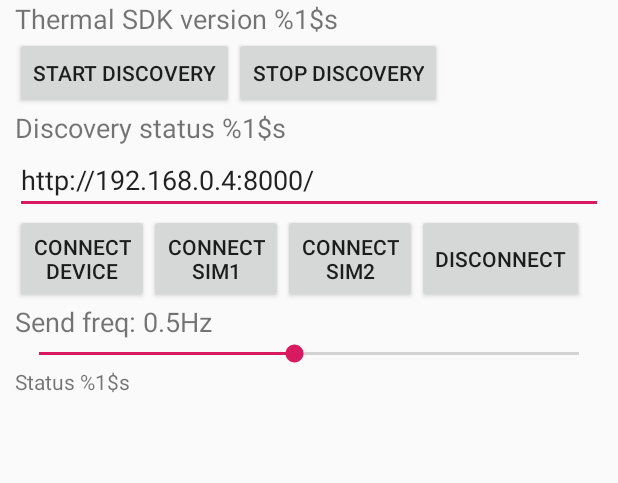
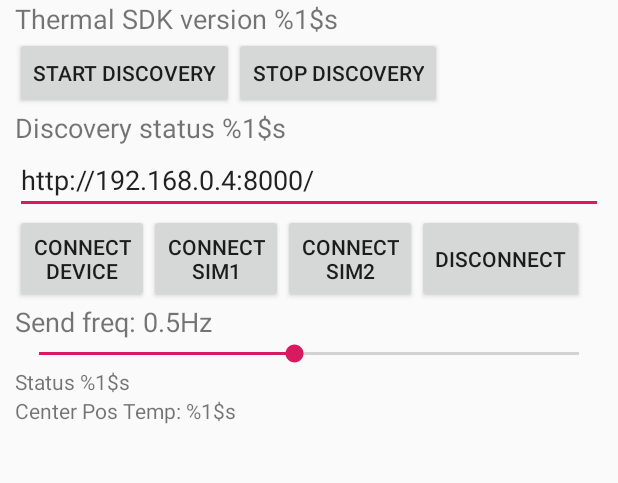
Before and after one commit to anh0001/AwasCovid-Android, an Android app: the screen it shows after launch (MainActivity), on a phone screen of 412 x 824 dp, the part 210-693 px from its top. Run offline under Robolectric (Android 15) with nearby library versions, the phone set to English and light mode, and no system bars; libraries missing offline, so code that uses them is left out: com.flir.thermalsdk; 3 statements that could not run were skipped.

Commit message:
Added temperature measurement

```diff
--- a/app/src/main/AndroidManifest.xml
+++ b/app/src/main/AndroidManifest.xml
@@ -5,6 +5,8 @@
     <!-- some hw might not support Usb Host mode so it's recommended to add this -->
     <uses-feature android:name="android.hardware.usb.host" />
     <uses-permission android:name="android.permission.INTERNET" />
+    <uses-permission android:name="android.permission.READ_EXTERNAL_STORAGE" />
+    <uses-permission android:name="android.permission.WRITE_EXTERNAL_STORAGE"/>
 
     <application
         android:allowBackup="true"
--- a/app/src/main/java/com/samples/flironecamera/ApiServices.java
+++ b/app/src/main/java/com/samples/flironecamera/ApiServices.java
@@ -1,4 +1,6 @@
 package com.samples.flironecamera;
+
+import java.util.List;
 
 import okhttp3.MultipartBody;
 import okhttp3.RequestBody;
@@ -13,5 +15,9 @@ import retrofit2.http.Part;
 public interface ApiServices {
     @Multipart
     @POST("api/image/")
-    Call<String> sendImage (@Part("device_id") String strDevId, @Part MultipartBody.Part photoImage, @Part MultipartBody.Part thermalImage);
+    Call<String> sendImage(@Part("device_id") String strDevId,
+                           @Part("min_temperature") int minTemperature,
+                           @Part("max_temperature") int maxTemperature,
+                           @Part MultipartBody.Part photoImage,
+                           @Part MultipartBody.Part thermalImage);
 }
--- a/app/src/main/java/com/samples/flironecamera/CameraHandler.java
+++ b/app/src/main/java/com/samples/flironecamera/CameraHandler.java
@@ -10,11 +10,18 @@
 package com.samples.flironecamera;
 
 import android.graphics.Bitmap;
+import android.graphics.Color;
+import android.os.Environment;
 import android.util.Log;
 
 import com.flir.thermalsdk.androidsdk.image.BitmapAndroid;
+import com.flir.thermalsdk.image.Point;
+import com.flir.thermalsdk.image.Rectangle;
+import com.flir.thermalsdk.image.TemperatureUnit;
 import com.flir.thermalsdk.image.ThermalImage;
 import com.flir.thermalsdk.image.fusion.FusionMode;
+import com.flir.thermalsdk.image.palettes.Palette;
+import com.flir.thermalsdk.image.palettes.PaletteManager;
 import com.flir.thermalsdk.live.Camera;
 import com.flir.thermalsdk.live.CommunicationInterface;
 import com.flir.thermalsdk.live.Identity;
@@ -26,6 +33,8 @@ import com.flir.thermalsdk.live.streaming.ThermalImageStreamListener;
 import org.jetbrains.annotations.Nullable;
 
 import java.io.IOException;
+import java.util.ArrayList;
+import java.util.Arrays;
 import java.util.Collections;
 import java.util.LinkedList;
 import java.util.List;
@@ -59,7 +68,8 @@ class CameraHandler {
 
     public interface StreamDataListener {
         void images(FrameDataHolder dataHolder);
-        void images(Bitmap msxBitmap, Bitmap dcBitmap);
+
+        void images(Bitmap msxBitmap, Bitmap dcBitmap, Bitmap temperatureBitmap, double minTemp, double maxTemp);
     }
 
     //Discovered FLIR cameras
@@ -71,6 +81,7 @@ class CameraHandler {
 
     public interface DiscoveryStatus {
         void started();
+
         void stopped();
     }
 
@@ -210,18 +221,85 @@ class CameraHandler {
             //Will be called on a non-ui thread,
             // extract information on the background thread and send the specific information to the UI thread
 
+            int temp_img_width = 480;
+            int temp_img_height = 640;
+
+            // Set temperature unit and get the values
+            thermalImage.setTemperatureUnit(TemperatureUnit.CELSIUS);
+//            Log.d(TAG, "tempBefore: " + thermalImage.getValueAt(new Point(216, 395)));
+            Rectangle rect = new Rectangle(0, 0, temp_img_width, temp_img_height); // TODO: Directly set to the width and height size, must do something better
+            double[] pixelsTemp = thermalImage.getValues(rect);
+//            Log.d(TAG, "temperature: " + pixelsTemp[216 + 395 * 480]);
+
+//            final List<Palette> palettes = PaletteManager.getDefaultPalettes();
+            /*
+                0: Iron
+                1: Gray
+                2: Rainbow
+                3: Contrast
+                from Flir-one android default app
+             */
+//            thermalImage.setPalette(palettes.get(0));  // Somehow this causes temperature reading error, probably the pixels temperature are converted
+
             //Get a bitmap with only IR data
             Bitmap msxBitmap;
             {
                 thermalImage.getFusion().setFusionMode(FusionMode.THERMAL_ONLY);
+                //thermalImage.getFusion().setFusionMode(FusionMode.MSX);
                 msxBitmap = BitmapAndroid.createBitmap(thermalImage.getImage()).getBitMap();
+                assert (msxBitmap.getWidth() == temp_img_width);
+                assert (msxBitmap.getHeight() == temp_img_height);
+//                // for debugging: save to a file
+//                try {
+//                    Log.i(TAG, "filename: " + Environment.getExternalStoragePublicDirectory(Environment.DIRECTORY_DOWNLOADS).getPath() + "/msxImage.jpg");
+//                    thermalImage.saveAs(Environment.getExternalStoragePublicDirectory(Environment.DIRECTORY_DOWNLOADS).getPath() + "/msxImage.jpg");
+//                } catch (IOException e) {
+//                    e.printStackTrace();
+//                }
             }
+
+            //Get all pixel's temperatures
+            // --- First method: convert to List of Integer
+//            List<Integer> listPixelsTemp = new ArrayList<Integer>(pixelsTemp.length);
+//            for (int i = 0; i < pixelsTemp.length; i++) {
+//                listPixelsTemp.add((int) (pixelsTemp[i] * 10));  // two digits decimal
+//            }
+//            Log.i(TAG, "tempAfter: " + pixelsTemp[240 + 320 * 480]);  //center pos temperature
+
+            // --- Second method: scale the temperatre and create a bitmap
+            double min_temperature = 30.0;
+            double max_temperature = 45.0;
+            Bitmap temperatureBitmap = Bitmap.createBitmap(temp_img_width, temp_img_height, Bitmap.Config.ARGB_8888);
+            for (int x = 0; x < temperatureBitmap.getWidth(); x++) {
+                for (int y = 0; y < temperatureBitmap.getHeight(); y++) {
+                    double temperature = pixelsTemp[x + y * temperatureBitmap.getWidth()];
+
+                    if (temperature < min_temperature)  // min temp 30 celcius
+                        temperature = min_temperature;
+                    else if (temperature > max_temperature)  // max temp 45 celcius
+                        temperature = max_temperature;
+
+                    int scaledTemp = (int) Math.round((temperature - min_temperature) * (255.0 / (max_temperature - min_temperature)));
+                    scaledTemp = (scaledTemp > 255) ? 255 : scaledTemp;
+                    temperatureBitmap.setPixel(x, y, Color.argb(255, scaledTemp, scaledTemp, scaledTemp));
+
+//                    if (scaledTemp > 0) {
+//                        Log.d(TAG, "pixValueRed: " + Color.red(temperatureBitmap.getPixel(x, y)));
+//                        Log.d(TAG, "pixValueGreen: " + Color.green(temperatureBitmap.getPixel(x, y)));
+//                        Log.d(TAG, "pixValueBlue: " + Color.blue(temperatureBitmap.getPixel(x, y)));
+//                        Log.d(TAG, "temp: " + temperature);
+//                        Log.d(TAG, "scaledTemp: " + scaledTemp);
+//                    }
+                }
+            }
+//            Log.d(TAG, "temperature: " + Color.red(temperatureBitmap.getPixel(216, 395)));
+//            Log.d(TAG, "temperature: " + (min_temperature + Color.red(temperatureBitmap.getPixel(216, 395)) * (max_temperature - min_temperature) / 255.0));
 
             //Get a bitmap with the visual image, it might have different dimensions then the bitmap from THERMAL_ONLY
             Bitmap dcBitmap = BitmapAndroid.createBitmap(thermalImage.getFusion().getPhoto()).getBitMap();
 
-            Log.d(TAG,"adding images to cache");
-            streamDataListener.images(msxBitmap,dcBitmap);
+            Log.d(TAG, "adding images to cache");
+            streamDataListener.images(msxBitmap, dcBitmap, temperatureBitmap, min_temperature, max_temperature);
         }
     };
 
--- a/app/src/main/res/layout/activity_main.xml
+++ b/app/src/main/res/layout/activity_main.xml
@@ -112,6 +112,12 @@
         android:layout_height="wrap_content"
         android:text="@string/connection_status_text"/>
 
+    <TextView
+        android:id="@+id/center_temp_text"
+        android:layout_width="match_parent"
+        android:layout_height="wrap_content"
+        android:text="@string/center_temp_text" />
+
     <LinearLayout
         android:layout_width="match_parent"
         android:layout_height="wrap_content">
--- a/app/src/main/res/values/strings.xml
+++ b/app/src/main/res/values/strings.xml
@@ -8,6 +8,7 @@
     <string name="connect_sim1_text">Connect\nSim1</string>
     <string name="connect_sim2_text">Connect\nSim2</string>
     <string name="connection_status_text">Status %1$s</string>
+    <string name="center_temp_text">Center Pos Temp: %1$s</string>
     <string name="discovery_status_text">Discovery status %1$s</string>
     <string name="start_discovery_text">start Discovery</string>
     <string name="stop_discovery_text">stop Discovery</string>
```
Also changed, not shown: app/src/main/java/com/samples/flironecamera/FrameDataHolder.java (+6 -1 lines), app/src/main/java/com/samples/flironecamera/MainActivity.java (+24 -6 lines).
